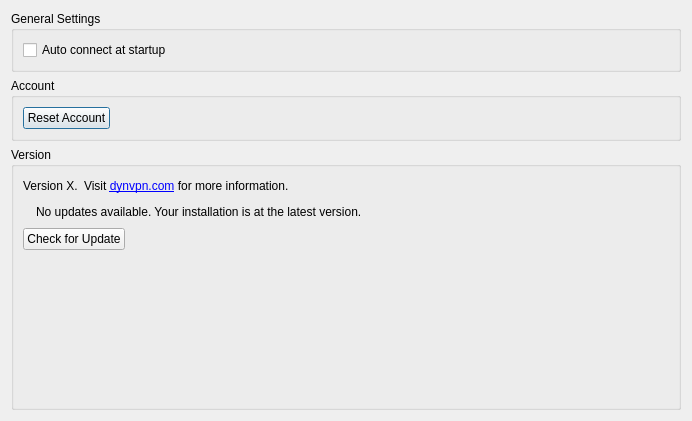
Above: dnc/src/gui/generalsettings.ui from netvirt/netvirt before the change. Below: the same form after it.
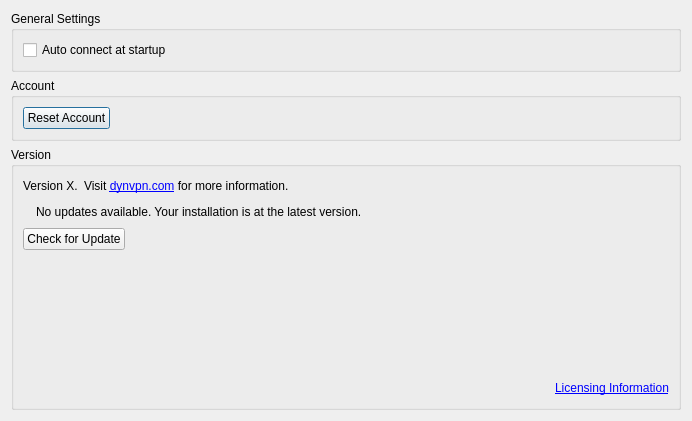
That is the form after the change. Icons and pictures are not drawn.

Commit message: add url to the licensing information

What changed in the file:
```diff
--- a/dnc/src/gui/generalsettings.ui
+++ b/dnc/src/gui/generalsettings.ui
@@ -194,6 +194,36 @@
         </property>
        </spacer>
       </item>
+      <item>
+       <layout class="QHBoxLayout" name="horizontalLayout_6">
+        <item>
+         <spacer name="horizontalSpacer_5">
+          <property name="orientation">
+           <enum>Qt::Horizontal</enum>
+          </property>
+          <property name="sizeHint" stdset="0">
+           <size>
+            <width>40</width>
+            <height>20</height>
+           </size>
+          </property>
+         </spacer>
+        </item>
+        <item>
+         <widget class="QLabel" name="label_2">
+          <property name="text">
+           <string>&lt;html&gt;&lt;head/&gt;&lt;body&gt;&lt;p&gt;&lt;a href=&quot;http://www.dynvpn.com/license&quot;&gt;&lt;span style=&quot; text-decoration: underline; color:#0000ff;&quot;&gt;Licensing Information&lt;/span&gt;&lt;/a&gt;&lt;/p&gt;&lt;/body&gt;&lt;/html&gt;</string>
+          </property>
+          <property name="openExternalLinks">
+           <bool>true</bool>
+          </property>
+          <property name="textInteractionFlags">
+           <set>Qt::TextBrowserInteraction</set>
+          </property>
+         </widget>
+        </item>
+       </layout>
+      </item>
      </layout>
     </widget>
    </item>
```
The commit also changes 1 other file.
